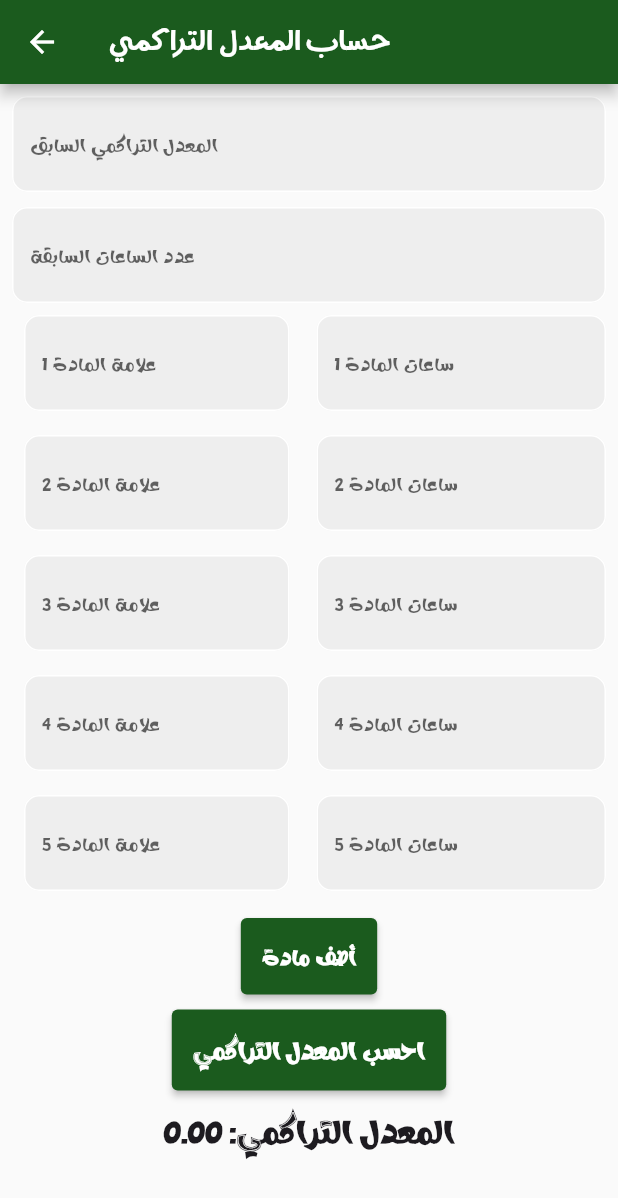
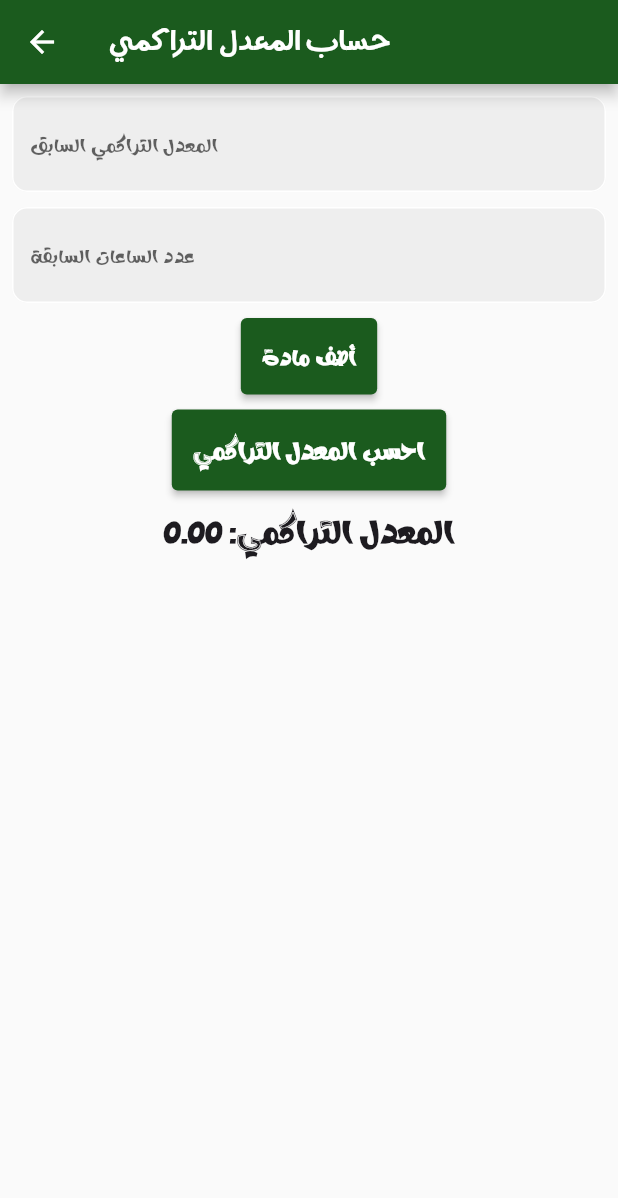
Before and after one commit to AnasAlbattiri/anu-app, a Flutter app: the screen it shows after launch, after a tap on "حساب المعدل التراكمي", on a phone screen of 412 x 824 dp. Shown: the top 1198 px of the screen. Run offline on Flutter 3.47's test engine with Material 3 defaults, Android fonts, the light colour scheme and no system bars; our stand-ins replace flutter_spinkit, get, rive; missing offline and left inert: syncfusion_flutter_pdfviewer.

Commit message:
Merge remote-tracking branch 'origin/master'

```diff
--- a/lib/view/screens/bar/home_screen.dart
+++ b/lib/view/screens/bar/home_screen.dart
@@ -32,8 +32,8 @@ class _HomeScreenState extends State<HomeScreen> {
                 SizedBox(height: 75),
                 ListTile(
                   contentPadding: EdgeInsets.symmetric(horizontal: 30),
-                  title: Text('Hello Student!', style: TextStyle(fontFamily: 'Circular', color: Colors.white, fontSize: 22),),
-                  subtitle: Text('Good Morning', style: TextStyle(fontFamily: 'Circular', color: Colors.white54, fontSize: 16),),
+                  title: Text('!مرحبا بك', style: TextStyle(fontFamily: 'DGNemr', color: Colors.white, fontSize: 24),),
+                  subtitle: Text('صباح الخير', style: TextStyle(fontFamily: 'DGNemr', color: Colors.white54, fontSize: 16),),
                 ),
               ],
             ),
@@ -94,10 +94,6 @@ class _HomeScreenState extends State<HomeScreen> {
                   itemDashboard('صفحة الجامعة', Image.asset('assets/images/facebook.png', height: 55,), Colors.blue,()=> Get.to( RecordScreen())),
                   itemDashboard('المكتبة', Image.asset('assets/images/library.png', height: 55,), Colors.indigo,()=>Get.to( RecordScreen())
                   ),
-                  itemDashboard('Upload', Icon(CupertinoIcons.money_dollar_circle), Colors.teal, ()=>Get.to( RecordScreen())
-                  ),
-                  itemDashboard('About', Icon(CupertinoIcons.question_circle), Colors.blue,()=>Get.to( RecordScreen())
-                  ),
                 ],
               ),
             ),
--- a/lib/view/screens/home/gpa_screen.dart
+++ b/lib/view/screens/home/gpa_screen.dart
@@ -177,7 +177,7 @@ class _GPACalculatorPageState extends State<GPACalculatorPage> {
 
                 ),
               ),
-              ...List<Widget>.generate(5, (index) { // Assume 5 subjects.
+              ...List<Widget>.generate(_courseCount, (index) { // Assume 5 subjects.
                 _scoreControllers.add(TextEditingController());
                 _creditControllers.add(TextEditingController());
                 return Row(
```
Also changed, not shown: 3 other files.
